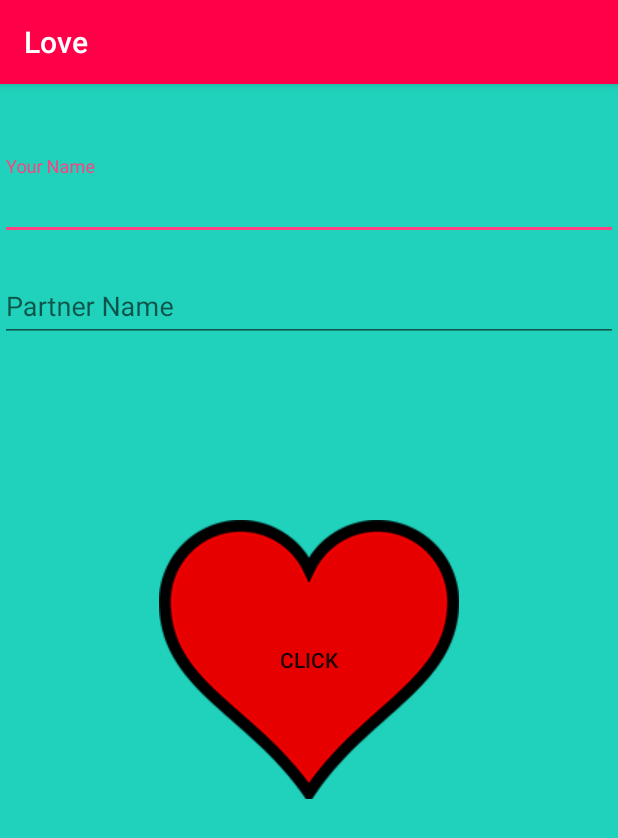
After one commit to rajchristhu/Love, an Android app: the FlamesActivity screen opened directly, with no data from a screen before it, on a phone screen of 412 x 824 dp. The commit adds this screen. Shown: the top 838 px of the screen. Run offline under Robolectric (Android 15) with nearby library versions, the phone set to English and light mode, and no system bars.

Commit message:
Flames logic completed

```diff
--- a/app/build.gradle
+++ b/app/build.gradle
@@ -31,4 +31,9 @@ dependencies {
     testImplementation 'junit:junit:4.12'
     androidTestImplementation 'com.android.support.test:runner:1.0.2'
     androidTestImplementation 'com.android.support.test.espresso:espresso-core:3.0.2'
+    implementation 'com.android.support:design:28.0.0'
+    implementation 'com.nineoldandroids:library:2.4.0'
+    implementation 'com.daimajia.easing:library:1.0.1@aar'
+    implementation 'com.daimajia.androidanimations:library:1.1.3@aar'
+    implementation group: 'org.apache.commons', name: 'commons-lang3', version: '3.4'
 }
--- a/app/src/main/AndroidManifest.xml
+++ b/app/src/main/AndroidManifest.xml
@@ -11,6 +11,8 @@
             android:supportsRtl="true"
             android:theme="@style/AppTheme"
             tools:ignore="GoogleAppIndexingWarning">
+        <activity android:name=".Activity.FlamesActivity">
+        </activity>
         <activity android:name=".Activity.EventActiviy">
         </activity>
         <activity android:name=".Activity.HomeActivity">
--- a/app/src/main/java/com/example/love/Activity/HomeActivity.kt
+++ b/app/src/main/java/com/example/love/Activity/HomeActivity.kt
@@ -15,7 +15,6 @@ class HomeActivity : AppCompatActivity() {
         super.onCreate(savedInstanceState)
         setContentView(com.example.love.R.layout.activity_home)
         viewPager = findViewById<ViewPager>(R.id.viewPager)
-
         myCustomPagerAdapter = ViewpagerAdapter(this@HomeActivity, images)
         viewPager!!.adapter = myCustomPagerAdapter
     }
--- a/app/src/main/java/com/example/love/Adapter/ViewpagerAdapter.kt
+++ b/app/src/main/java/com/example/love/Adapter/ViewpagerAdapter.kt
@@ -41,17 +41,13 @@ class ViewpagerAdapter(internal var context: Context, internal var images: IntAr
 
         //listening to image click
         imageView.setOnClickListener {
-            Toast.makeText(context, "you clicked image " + (position + 1), Toast.LENGTH_LONG).show()
-
                 val i = Intent(context, EventActiviy::class.java)
                 i.putExtra("numbers", position)
                 context.startActivity(i)
-
         }
 
         return itemView
     }
-
     override fun destroyItem(container: ViewGroup, position: Int, `object`: Any) {
         container.removeView(`object` as LinearLayout)
     }
--- /dev/null
+++ b/app/src/main/res/drawable/background.xml
@@ -0,0 +1,7 @@
+<?xml version="1.0" encoding="utf-8"?>
+<selector xmlns:android="http://schemas.android.com/apk/res/android">
+
+    <item android:drawable="@color/bg_screen2"/>
+
+
+</selector>
--- /dev/null
+++ b/app/src/main/res/layout/activity_flames.xml
@@ -0,0 +1,64 @@
+<?xml version="1.0" encoding="utf-8"?>
+<RelativeLayout xmlns:android="http://schemas.android.com/apk/res/android"
+                xmlns:tools="http://schemas.android.com/tools"
+                android:layout_width="match_parent"
+                android:background="@drawable/background"
+                android:layout_height="match_parent"
+
+>
+
+
+    <android.support.design.widget.TextInputLayout
+            android:id="@+id/input_layout_your_name"
+            android:layout_width="match_parent"
+            android:layout_height="wrap_content"
+            android:paddingTop="48dp"
+    >
+
+        <android.support.design.widget.TextInputEditText
+                android:id="@+id/input_your_name"
+                android:layout_width="match_parent"
+                android:layout_height="wrap_content"
+                android:hint="Your Name"
+                android:textColor="@android:color/black"/>
+
+    </android.support.design.widget.TextInputLayout>
+
+    <android.support.design.widget.TextInputLayout
+            android:id="@+id/input_layout_partner_name"
+            android:layout_width="match_parent"
+            android:layout_height="wrap_content"
+            android:layout_below="@id/input_layout_your_name"
+            android:paddingTop="12dp"
+    >
+
+        <android.support.design.widget.TextInputEditText
+                android:id="@+id/input_partner_name"
+                android:layout_width="match_parent"
+                android:layout_height="wrap_content"
+                android:hint="Partner Name"
+                android:textColor="@android:color/black"/>
+
+    </android.support.design.widget.TextInputLayout>
+
+    <Button
+            android:id="@+id/button_calculate"
+            android:background="@drawable/heart"
+            android:layout_centerInParent="true"
+            android:layout_width="wrap_content"
+            android:layout_height="wrap_content"
+            android:text="Click"/>
+
+    <TextView
+            android:id="@+id/text_flames_result"
+            android:layout_width="match_parent"
+            android:visibility="gone"
+            android:background="@color/bg_screen1"
+            android:layout_height="fill_parent"
+            android:layout_below="@+id/button_calculate"
+            android:layout_centerHorizontal="true"
+            android:gravity="center"
+            android:textAppearance="?android:attr/textAppearanceLarge"
+            android:textColor="@android:color/black"/>
+
+</RelativeLayout>
--- a/app/src/main/res/layout/items.xml
+++ b/app/src/main/res/layout/items.xml
@@ -7,7 +7,7 @@
     <ImageView
             android:layout_width="match_parent"
             android:layout_gravity="center"
-            android:layout_height="match_parent"
+            android:layout_height="wrap_content"
             android:src="@drawable/ic_launcher_background"
             android:id="@+id/imageView"/>
 
--- a/app/src/main/res/values/strings.xml
+++ b/app/src/main/res/values/strings.xml
@@ -3,4 +3,6 @@
 
     <!-- TODO: Remove or change this placeholder text -->
     <string name="hello_blank_fragment">Hello blank fragment</string>
+    <string name="click">click</string>
+    <string name="FLAMES">FLAMES</string>
 </resources>
```
Also changed, not shown: app/src/main/java/com/example/love/Activity/EventActiviy.kt (+13 -6 lines), app/src/main/java/com/example/love/Activity/FlamesActivity.kt (added, +146 -0 lines), app/src/main/java/com/example/love/Fragment/Flames.kt (deleted, +0 -27 lines), app/src/main/java/com/example/love/Fragment/buttonClick.kt (added, +71 -0 lines), app/src/main/res/layout/fragment_button_click.xml (added, +30 -0 lines), app/src/main/res/layout/fragment_flames.xml (deleted, +0 -32 lines).
